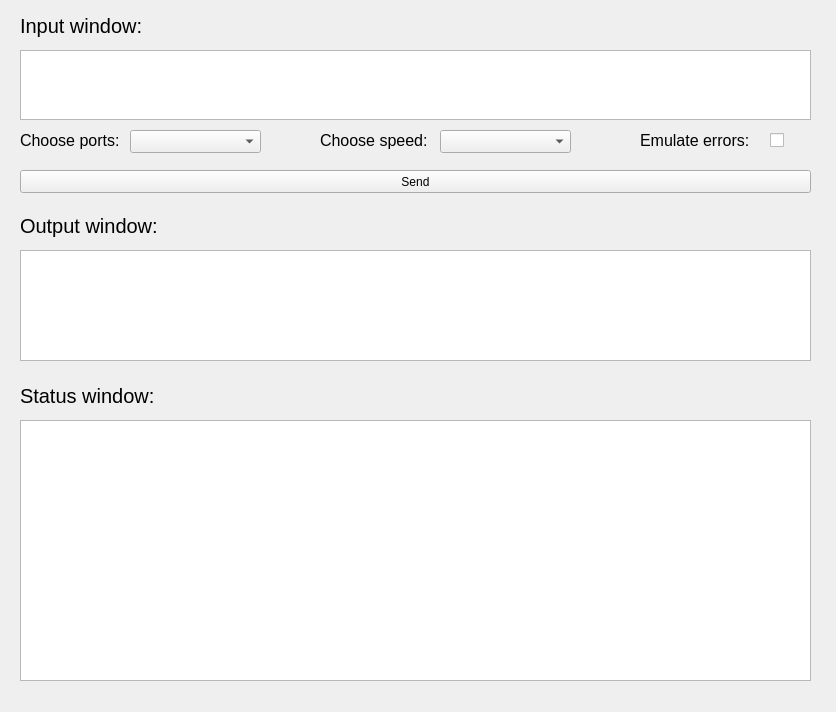
Above: form.ui from Tikhon100/Basics-of-computer-networks before the change. Below: the same form after it.
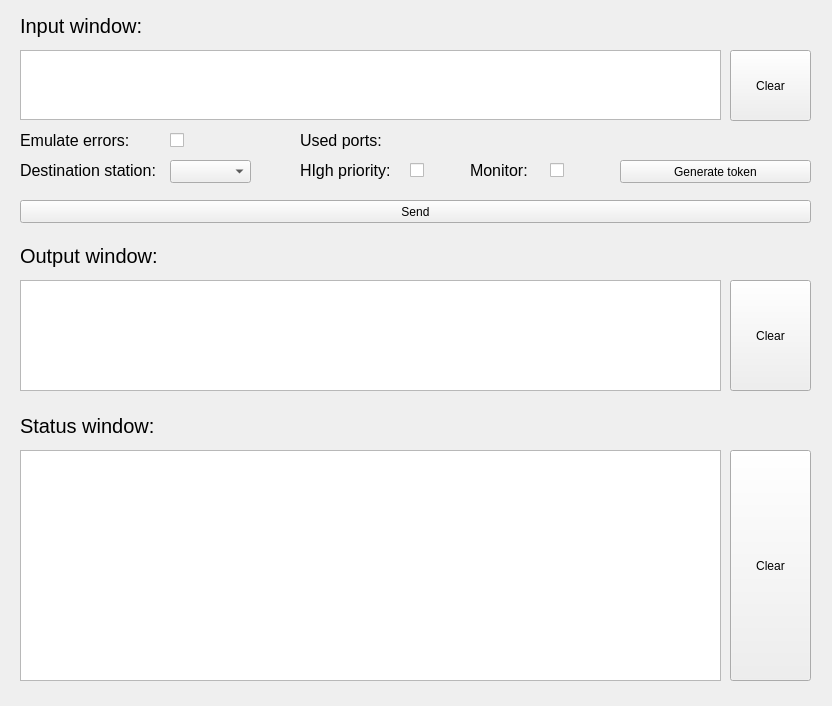
That is the form after the change. Icons and pictures are not drawn.

```diff
--- a/form.ui
+++ b/form.ui
@@ -6,75 +6,22 @@
    <rect>
     <x>0</x>
     <y>0</y>
-    <width>836</width>
-    <height>712</height>
+    <width>832</width>
+    <height>706</height>
    </rect>
   </property>
   <property name="windowTitle">
    <string>Widget</string>
   </property>
-  <widget class="QComboBox" name="comboBox">
-   <property name="geometry">
-    <rect>
-     <x>130</x>
-     <y>130</y>
-     <width>131</width>
-     <height>23</height>
-    </rect>
-   </property>
-  </widget>
-  <widget class="QLabel" name="label">
-   <property name="geometry">
-    <rect>
-     <x>20</x>
-     <y>130</y>
-     <width>161</width>
-     <height>21</height>
-    </rect>
-   </property>
-   <property name="font">
-    <font>
-     <pointsize>12</pointsize>
-    </font>
-   </property>
-   <property name="text">
-    <string>Choose ports:</string>
-   </property>
-  </widget>
-  <widget class="QLabel" name="label_2">
-   <property name="geometry">
-    <rect>
-     <x>320</x>
-     <y>130</y>
-     <width>161</width>
-     <height>21</height>
-    </rect>
-   </property>
-   <property name="font">
-    <font>
-     <pointsize>12</pointsize>
-    </font>
-   </property>
-   <property name="text">
-    <string>Choose speed:</string>
-   </property>
-  </widget>
-  <widget class="QComboBox" name="comboBox_2">
-   <property name="geometry">
-    <rect>
-     <x>440</x>
-     <y>130</y>
-     <width>131</width>
-     <height>23</height>
-    </rect>
-   </property>
-  </widget>
+  <property name="windowIcon">
+   <iconset theme="dialog-warning"/>
+  </property>
   <widget class="QTextEdit" name="inputTextEdit">
    <property name="geometry">
     <rect>
      <x>20</x>
      <y>50</y>
-     <width>791</width>
+     <width>701</width>
      <height>70</height>
     </rect>
    </property>
@@ -102,8 +49,8 @@
    <property name="geometry">
     <rect>
      <x>20</x>
-     <y>250</y>
-     <width>791</width>
+     <y>280</y>
+     <width>701</width>
      <height>111</height>
     </rect>
    </property>
@@ -117,7 +64,7 @@
    <property name="geometry">
     <rect>
      <x>20</x>
-     <y>210</y>
+     <y>240</y>
      <width>221</width>
      <height>31</height>
     </rect>
@@ -135,7 +82,7 @@
    <property name="geometry">
     <rect>
      <x>20</x>
-     <y>170</y>
+     <y>200</y>
      <width>791</width>
      <height>23</height>
     </rect>
@@ -148,7 +95,7 @@
    <property name="geometry">
     <rect>
      <x>20</x>
-     <y>380</y>
+     <y>410</y>
      <width>221</width>
      <height>31</height>
     </rect>
@@ -166,9 +113,9 @@
    <property name="geometry">
     <rect>
      <x>20</x>
-     <y>420</y>
-     <width>791</width>
-     <height>261</height>
+     <y>450</y>
+     <width>701</width>
+     <height>231</height>
     </rect>
    </property>
    <property name="font">
@@ -180,7 +127,7 @@
   <widget class="QLabel" name="label_6">
    <property name="geometry">
     <rect>
-     <x>640</x>
+     <x>20</x>
      <y>130</y>
      <width>161</width>
      <height>21</height>
@@ -198,7 +145,7 @@
   <widget class="QCheckBox" name="checkBox">
    <property name="geometry">
     <rect>
-     <x>770</x>
+     <x>170</x>
      <y>130</y>
      <width>21</width>
      <height>21</height>
@@ -208,6 +155,166 @@
     <string/>
    </property>
   </widget>
+  <widget class="QLabel" name="label_7">
+   <property name="geometry">
+    <rect>
+     <x>300</x>
+     <y>130</y>
+     <width>431</width>
+     <height>21</height>
+    </rect>
+   </property>
+   <property name="font">
+    <font>
+     <pointsize>12</pointsize>
+    </font>
+   </property>
+   <property name="text">
+    <string>Used ports: </string>
+   </property>
+  </widget>
+  <widget class="QLabel" name="label_8">
+   <property name="geometry">
+    <rect>
+     <x>20</x>
+     <y>160</y>
+     <width>161</width>
+     <height>21</height>
+    </rect>
+   </property>
+   <property name="font">
+    <font>
+     <pointsize>12</pointsize>
+    </font>
+   </property>
+   <property name="text">
+    <string>Destination station:</string>
+   </property>
+  </widget>
+  <widget class="QComboBox" name="comboBox">
+   <property name="geometry">
+    <rect>
+     <x>170</x>
+     <y>160</y>
+     <width>81</width>
+     <height>23</height>
+    </rect>
+   </property>
+  </widget>
+  <widget class="QCheckBox" name="checkBox_2">
+   <property name="geometry">
+    <rect>
+     <x>410</x>
+     <y>160</y>
+     <width>21</width>
+     <height>21</height>
+    </rect>
+   </property>
+   <property name="text">
+    <string/>
+   </property>
+  </widget>
+  <widget class="QLabel" name="label_9">
+   <property name="geometry">
+    <rect>
+     <x>300</x>
+     <y>160</y>
+     <width>101</width>
+     <height>21</height>
+    </rect>
+   </property>
+   <property name="font">
+    <font>
+     <pointsize>12</pointsize>
+    </font>
+   </property>
+   <property name="text">
+    <string>HIgh priority:</string>
+   </property>
+  </widget>
+  <widget class="QCheckBox" name="checkBox_3">
+   <property name="geometry">
+    <rect>
+     <x>550</x>
+     <y>160</y>
+     <width>21</width>
+     <height>21</height>
+    </rect>
+   </property>
+   <property name="text">
+    <string/>
+   </property>
+  </widget>
+  <widget class="QLabel" name="label_10">
+   <property name="geometry">
+    <rect>
+     <x>470</x>
+     <y>160</y>
+     <width>71</width>
+     <height>21</height>
+    </rect>
+   </property>
+   <property name="font">
+    <font>
+     <pointsize>12</pointsize>
+    </font>
+   </property>
+   <property name="text">
+    <string>Monitor:</string>
+   </property>
+  </widget>
+  <widget class="QPushButton" name="pushButton_2">
+   <property name="geometry">
+    <rect>
+     <x>620</x>
+     <y>160</y>
+     <width>191</width>
+     <height>23</height>
+    </rect>
+   </property>
+   <property name="text">
+    <string>Generate token</string>
+   </property>
+  </widget>
+  <widget class="QPushButton" name="pushButton_3">
+   <property name="geometry">
+    <rect>
+     <x>730</x>
+     <y>280</y>
+     <width>81</width>
+     <height>111</height>
+    </rect>
+   </property>
+   <property name="text">
+    <string>Clear</string>
+   </property>
+  </widget>
+  <widget class="QPushButton" name="pushButton_4">
+   <property name="geometry">
+    <rect>
+     <x>730</x>
+     <y>450</y>
+     <width>81</width>
+     <height>231</height>
+    </rect>
+   </property>
+   <property name="text">
+    <string>Clear</string>
+   </property>
+  </widget>
+  <widget class="QPushButton" name="pushButton_5">
+   <property name="geometry">
+    <rect>
+     <x>730</x>
+     <y>50</y>
+     <width>81</width>
+     <height>71</height>
+    </rect>
+   </property>
+   <property name="text">
+    <string>Clear</string>
+   </property>
+  </widget>
  </widget>
  <resources/>
  <connections>
```
Left out of the diff: 85 changed lines with no effect on the pictures.
